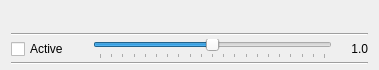
First picture: the form in src/GUI/PlayerPlugins/Speed/GUI_Speed.ui, repository return42/sayonara, before the edit.
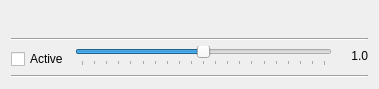
Second picture: the form after the edit.

Patch:
```diff
--- a/src/GUI/PlayerPlugins/Speed/GUI_Speed.ui
+++ b/src/GUI/PlayerPlugins/Speed/GUI_Speed.ui
@@ -7,7 +7,7 @@
     <x>0</x>
     <y>0</y>
     <width>379</width>
-    <height>70</height>
+    <height>89</height>
    </rect>
   </property>
   <property name="minimumSize">
@@ -23,16 +23,42 @@
    </size>
   </property>
   <layout class="QGridLayout" name="gridLayout">
-   <property name="topMargin">
-    <number>5</number>
-   </property>
-   <property name="bottomMargin">
-    <number>0</number>
-   </property>
-   <property name="verticalSpacing">
-    <number>2</number>
-   </property>
-   <item row="3" column="4">
+   <item row="1" column="0" rowspan="2" colspan="3">
+    <widget class="Line" name="line">
+     <property name="orientation">
+      <enum>Qt::Horizontal</enum>
+     </property>
+    </widget>
+   </item>
+   <item row="2" column="1" rowspan="2">
+    <widget class="QSlider" name="sli_speed">
+     <property name="minimum">
+      <number>50</number>
+     </property>
+     <property name="maximum">
+      <number>150</number>
+     </property>
+     <property name="pageStep">
+      <number>1</number>
+     </property>
+     <property name="value">
+      <number>100</number>
+     </property>
+     <property name="sliderPosition">
+      <number>100</number>
+     </property>
+     <property name="orientation">
+      <enum>Qt::Horizontal</enum>
+     </property>
+     <property name="tickPosition">
+      <enum>QSlider::TicksBelow</enum>
+     </property>
+     <property name="tickInterval">
+      <number>5</number>
+     </property>
+    </widget>
+   </item>
+   <item row="2" column="2" rowspan="2">
     <widget class="QLabel" name="lab_speed">
      <property name="minimumSize">
       <size>
@@ -54,21 +80,21 @@
      </property>
     </widget>
    </item>
-   <item row="1" column="0" colspan="5">
-    <widget class="Line" name="line">
-     <property name="orientation">
-      <enum>Qt::Horizontal</enum>
+   <item row="3" column="0">
+    <widget class="QCheckBox" name="cb_active">
+     <property name="text">
+      <string>Active</string>
      </property>
     </widget>
    </item>
-   <item row="4" column="0" colspan="5">
+   <item row="4" column="0" colspan="3">
     <widget class="Line" name="line_2">
      <property name="orientation">
       <enum>Qt::Horizontal</enum>
      </property>
     </widget>
    </item>
-   <item row="0" column="0" colspan="5">
+   <item row="0" column="0" colspan="3">
     <layout class="QHBoxLayout" name="horizontalLayout">
      <property name="spacing">
       <number>15</number>
@@ -127,41 +153,6 @@
      </item>
     </layout>
    </item>
-   <item row="3" column="0">
-    <widget class="QCheckBox" name="cb_active">
-     <property name="text">
-      <string>Active</string>
-     </property>
-    </widget>
-   </item>
-   <item row="3" column="1" colspan="3">
-    <widget class="QSlider" name="sli_speed">
-     <property name="minimum">
-      <number>50</number>
-     </property>
-     <property name="maximum">
-      <number>150</number>
-     </property>
-     <property name="pageStep">
-      <number>1</number>
-     </property>
-     <property name="value">
-      <number>100</number>
-     </property>
-     <property name="sliderPosition">
-      <number>100</number>
-     </property>
-     <property name="orientation">
-      <enum>Qt::Horizontal</enum>
-     </property>
-     <property name="tickPosition">
-      <enum>QSlider::TicksBelow</enum>
-     </property>
-     <property name="tickInterval">
-      <number>5</number>
-     </property>
-    </widget>
-   </item>
   </layout>
  </widget>
  <resources/>
```
